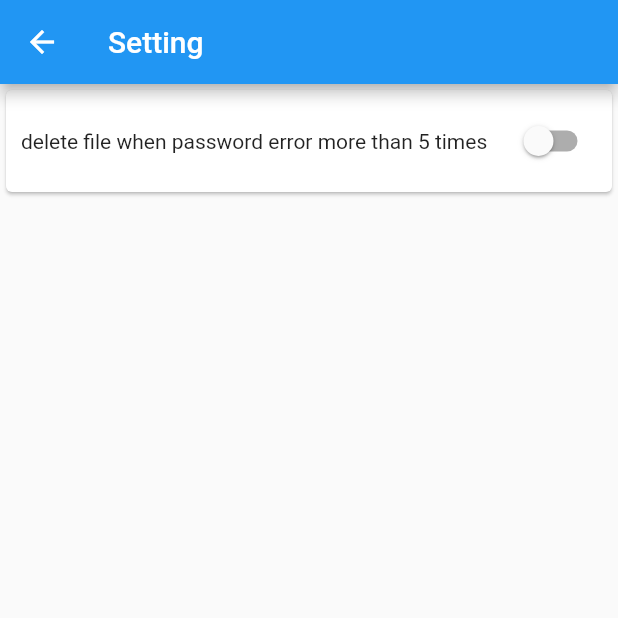
After one commit to zhangtasdq/InfoManager-flutter, a Flutter app: the Setting screen opened by its route, on a phone screen of 412 x 824 dp, the top half of it. The commit adds this screen. Run offline on Flutter 3.47's test engine with Material 2 defaults, Android fonts, the phone set to English and light mode, and no system bars; our stand-ins replace flutter_redux, fluttertoast, redux; missing offline and left inert: flutter_string_encryption.

Commit message:
添加删除详情和配置页面

```diff
--- a/lib/i18n/en.dart
+++ b/lib/i18n/en.dart
@@ -41,4 +41,6 @@ const Map<String, String> EN = {
     "file_not_exist": "file not exist",
     "backup_info_success": "Backup success",
     "backup_info_failed": "Backup failed",
+    "setting": "Setting",
+    "delete_file_when_password_error_more_than_5_times": "delete file when password error more than 5 times"
 };
--- a/lib/i18n/zh.dart
+++ b/lib/i18n/zh.dart
@@ -41,5 +41,7 @@ const Map<String, String> ZH = {
     "file_not_exist": "文件不存在",
     "backup_info_success": "备份成功",
     "backup_info_failed": "备份失败",
+    "setting": "设置",
+    "delete_file_when_password_error_more_than_5_times": "当密码错误超过5次删除文件"
 
 };
--- a/lib/main.dart
+++ b/lib/main.dart
@@ -14,6 +14,7 @@ import "package:info_manager/service/app_service.dart";
 
 import "package:info_manager/views/login.dart";
 import "package:info_manager/views/info_list.dart";
+import "package:info_manager/views/setting.dart";
 
 void main() {
     runApp(new InfoManager());
@@ -80,7 +81,8 @@ class _InfoManagerState extends State<InfoManager> with WidgetsBindingObserver {
                 ],
                 routes: {
                     "loginView": (BuildContext context) => new LoginPage(),
-                    "infoListView": (BuildContext context) => new InfoListPage()
+                    "infoListView": (BuildContext context) => new InfoListPage(),
+                    "setting": (BuildContext context) => new Setting()
                 },
             )
         );
--- a/lib/model/user_info.dart
+++ b/lib/model/user_info.dart
@@ -1,18 +1,21 @@
 class UserInfo {
     String password;
     int maxErrorCount = 5;
+    bool isEnableMaxErrorCount = false;
 
     UserInfo({this.password = ""});
 
     UserInfo.fromJson(Map<String, dynamic> json):
         password = json["password"],
+        isEnableMaxErrorCount = json["isEnableMaxErrorCount"],
         maxErrorCount = json["maxErrorCount"];
 
 
     clone() {
-        return new UserInfo(
-            password: this.password
-        );
+        UserInfo info = new UserInfo(password: this.password);
+        info.isEnableMaxErrorCount = this.isEnableMaxErrorCount;
+
+        return info;
     }
 
     String getPassword() {
@@ -21,7 +24,8 @@ class UserInfo {
 
     Map<String, dynamic> getSaveData() {
         return {
-            "maxErrorCount": maxErrorCount
+            "maxErrorCount": maxErrorCount,
+            "isEnableMaxErrorCount": isEnableMaxErrorCount
         };
     }
 
--- a/lib/store/app_actions.dart
+++ b/lib/store/app_actions.dart
@@ -35,6 +35,11 @@ class SetPasswordAction {
     SetPasswordAction(this.password);
 }
 
+class ToggleDeleteFileWhenPasswordErrorAction {
+    final isEnable;
+    ToggleDeleteFileWhenPasswordErrorAction(this.isEnable);
+}
+
 class SetInfosAction {
     final List<Info> infos;
 
--- a/lib/views/info_list.dart
+++ b/lib/views/info_list.dart
@@ -1,7 +1,6 @@
 import "package:flutter/material.dart";
 import "package:redux/redux.dart";
 import "package:flutter_redux/flutter_redux.dart";
-import "dart:developer";
 
 import "package:info_manager/model/info.dart";
 import "package:info_manager/model/category.dart";
@@ -182,7 +181,7 @@ class _InfoListPageState extends State<InfoListPage> with I18nMixin, MsgMixin {
                             size: 36.0,
                             color: Colors.white,
                         ),
-                        onPressed: null
+                        onPressed: () => this.handleClickSetting(context)
                     )
                 ],
             ),
@@ -312,7 +311,10 @@ class _InfoListPageState extends State<InfoListPage> with I18nMixin, MsgMixin {
                 }
             )
         );
+    }
 
+    void handleClickSetting(BuildContext context) {
+        Navigator.of(context).pushNamed("setting");
     }
 
     List<Category> getAllCategories(BuildContext context) {
--- /dev/null
+++ b/lib/views/setting.dart
@@ -0,0 +1,82 @@
+import "package:flutter/material.dart";
+import "package:redux/redux.dart";
+import "package:flutter_redux/flutter_redux.dart";
+
+import "package:info_manager/store/app_actions.dart";
+import "package:info_manager/store/app_state.dart";
+import "package:info_manager/model/user_info.dart";
+import "package:info_manager/mixins/i18n_mixin.dart";
+
+
+class Setting extends StatefulWidget {
+    @override
+    _SettingState createState() => new _SettingState();
+
+}
+
+class _SettingState extends State<Setting> with I18nMixin {
+    @override
+    Widget build(BuildContext context) {
+        return new Scaffold(
+            appBar: new AppBar(
+                title: new Text(this.getI18nValue(context, "setting")),
+            ),
+            body: this.buildBody(context),
+        );
+    }
+
+    Widget buildBody(BuildContext context) {
+        return new Container(
+            child: new Column(
+                children: <Widget>[
+                    this.buildCommonSection(context)
+                ],
+            ),
+        );
+    }
+
+    Widget buildCommonSection(BuildContext context) {
+        return new Container(
+            child: new Card(
+                child: new Container(
+                    padding: EdgeInsets.all(10.0),
+                    child: new Column(
+                        children: <Widget>[
+                            new Row(
+                                children: <Widget>[
+                                    new Expanded(
+                                        child: new Text(this.getI18nValue(context, "delete_file_when_password_error_more_than_5_times"))
+                                    ),
+                                    new StoreConnector<AppState, UserInfo>(
+                                        converter: (store) {
+                                            return store.state.userInfo;
+                                        },
+                                        builder: (context, userInfo) {
+                                            return new Switch(
+                                                value: userInfo.isEnableMaxErrorCount,
+                                                onChanged: (bool currentValue) => this.handleToggleDeleteFileWhenPasswordError(context, currentValue)
+                                            );
+                                        },
+                                    ),
+                                ],
+                            ),
+                        ],
+                    ),
+                ),
+            )
+        );
+    }
+
+    void handleToggleDeleteFileWhenPasswordError(BuildContext context, bool currentValue) {
+        Store<AppState> store = this.getStore(context);
+        ToggleDeleteFileWhenPasswordErrorAction action = new ToggleDeleteFileWhenPasswordErrorAction(currentValue);
+
+        setState(() {
+            store.dispatch(action);
+        });
+    }
+
+    Store<AppState> getStore(BuildContext context) {
+        return StoreProvider.of<AppState>(context);
+    }
+}
```
Also changed, not shown: lib/store/user_info_reducer.dart (+10 -1 lines).
